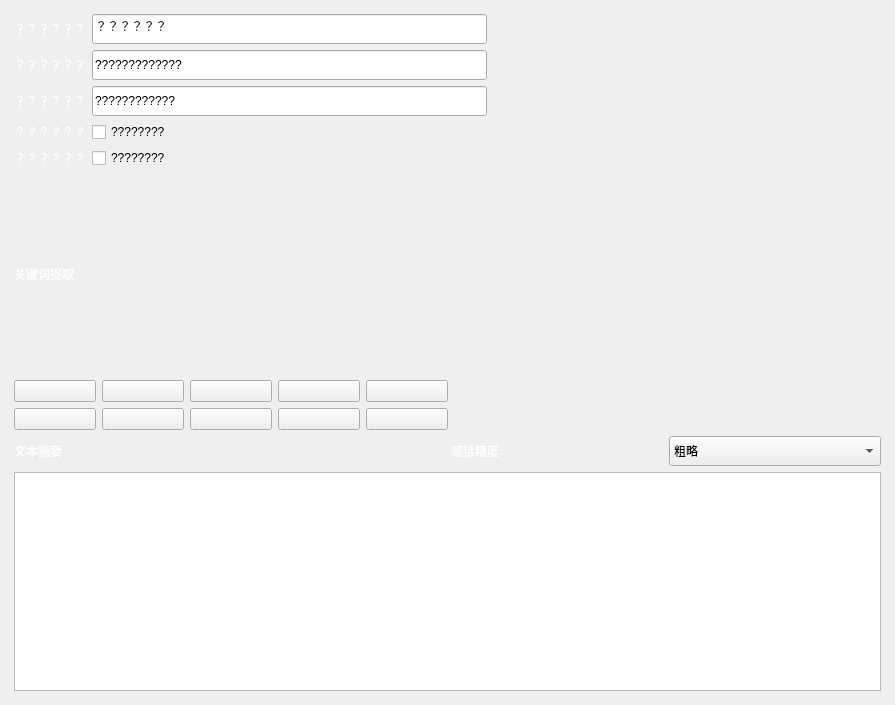
Above: gui/uis/pages/main_pages.ui from LTZwys/EulerVideoPlayer before the change. Below: the same form after it.
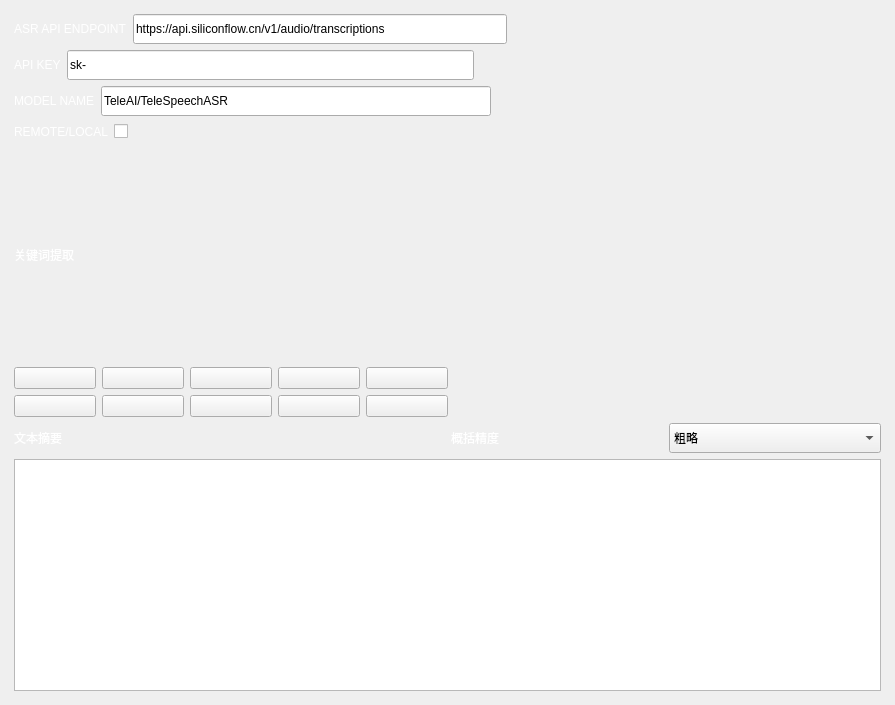
That is the form after the change. Custom widgets are drawn as their Qt base class.

Commit message:
feat(gui): 更新主页面UI配置ASR API设置
- 将欢迎文本从"Welcome To PyOneDark GUI"更改为"CSCC-UJS-Apps"
- 配置ASR API端点信息，包括API端点URL、API密钥和模型名称
- 设置API端点为"https://api.siliconflow.cn/v1/audio/transcriptions"
- 设置API密钥前缀为"sk-"
- 设置模型名称为"TeleAI/TeleSpeechASR"
- 添加远程/本地切换选项
- 移除多余的布局组件
- 调整布局比例以优化界面显示

```diff
--- a/gui/uis/pages/main_pages.ui
+++ b/gui/uis/pages/main_pages.ui
@@ -396,7 +396,7 @@
 color: rgb(255, 255, 255);</string>
            </property>
            <property name="text">
-            <string>？？？？？？</string>
+            <string>ASR API ENDPOINT</string>
            </property>
           </widget>
          </item>
@@ -409,7 +409,7 @@
             </size>
            </property>
            <property name="text">
-            <string>？？？？？？</string>
+            <string>https://api.siliconflow.cn/v1/audio/transcriptions</string>
            </property>
           </widget>
          </item>
@@ -437,7 +437,7 @@
 color: rgb(255, 255, 255);</string>
            </property>
            <property name="text">
-            <string>？？？？？？</string>
+            <string>API KEY</string>
            </property>
           </widget>
          </item>
@@ -450,7 +450,7 @@
             </size>
            </property>
            <property name="text">
-            <string>?????????????</string>
+            <string>sk-</string>
            </property>
           </widget>
          </item>
@@ -478,7 +478,7 @@
 color: rgb(255, 255, 255);</string>
            </property>
            <property name="text">
-            <string>？？？？？？</string>
+            <string>MODEL NAME</string>
            </property>
           </widget>
          </item>
@@ -491,7 +491,7 @@
             </size>
            </property>
            <property name="text">
-            <string>????????????</string>
+            <string>TeleAI/TeleSpeechASR</string>
            </property>
           </widget>
          </item>
@@ -511,7 +511,7 @@
         </layout>
        </item>
        <item>
-        <layout class="QHBoxLayout" name="horizontalLayout_8" stretch="0,4,0">
+        <layout class="QHBoxLayout" name="horizontalLayout_8" stretch="0,0,0">
          <item>
           <widget class="QLabel" name="label_8">
            <property name="styleSheet">
@@ -519,14 +519,14 @@
 color: rgb(255, 255, 255);</string>
            </property>
            <property name="text">
-            <string>？？？？？？</string>
+            <string>REMOTE/LOCAL</string>
            </property>
           </widget>
          </item>
          <item>
           <widget class="PyToggle" name="checkBox">
            <property name="text">
-            <string>????????</string>
+            <string/>
            </property>
           </widget>
          </item>
@@ -545,41 +545,6 @@
          </item>
         </layout>
        </item>
-       <item>
-        <layout class="QHBoxLayout" name="horizontalLayout_9" stretch="0,4,0">
-         <item>
-          <widget class="QLabel" name="label_9">
-           <property name="styleSheet">
-            <string notr="true">font: 14pt &quot;JetBrains Mono&quot;;
-color: rgb(255, 255, 255);</string>
-           </property>
-           <property name="text">
-            <string>？？？？？？</string>
-           </property>
-          </widget>
-         </item>
-         <item>
-          <widget class="PyToggle" name="checkBox_2">
-           <property name="text">
-            <string>????????</string>
-           </property>
-          </widget>
-         </item>
-         <item>
-          <spacer name="horizontalSpacer_5">
-           <property name="orientation">
-            <enum>Qt::Orientation::Horizontal</enum>
-           </property>
-           <property name="sizeHint" stdset="0">
-            <size>
-             <width>200</width>
-             <height>20</height>
-            </size>
-           </property>
-          </spacer>
-         </item>
-        </layout>
-       </item>
        <item>
         <layout class="QVBoxLayout" name="verticalLayout_2" stretch="0,7">
          <item>
```
Left out of the diff: 2 changed lines with no effect on the pictures. The commit also changes 1 other file.
